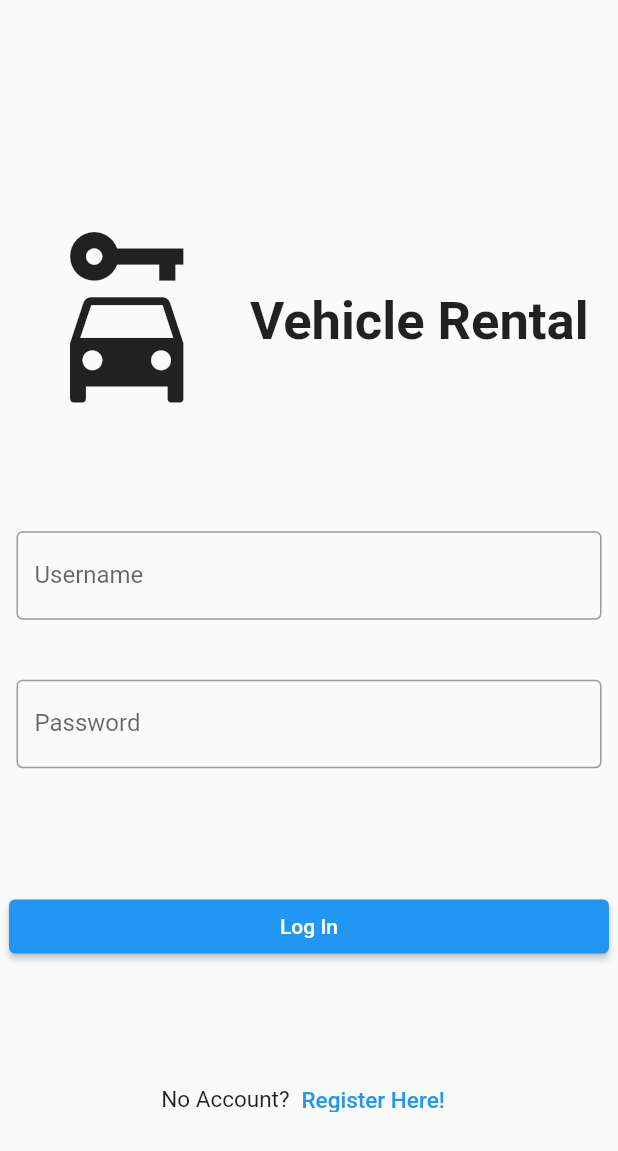
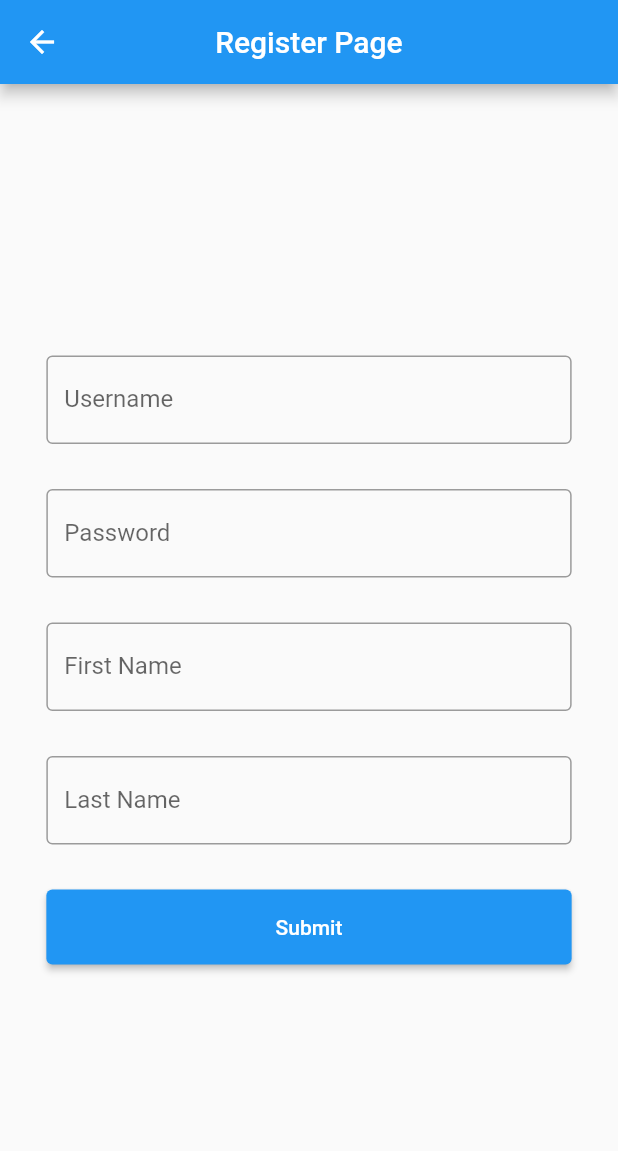
Before and after one commit to MarkTalandron19/vehicle_rental_tester, a Flutter app: the LogInPage screen opened directly, after a tap on "Register Here!", on a phone screen of 412 x 824 dp. Shown: the top 1151 px of the screen. Run offline on Flutter 3.47's test engine with Material 2 defaults, Android fonts, the phone set to English and light mode, and no system bars.

Commit message:
made register page and log in page improvement

```diff
--- a/lib/main.dart
+++ b/lib/main.dart
@@ -1,7 +1,7 @@
 import 'package:flutter/material.dart';
 import 'package:vehicle_rental/screens/availablecars.dart';
-import 'package:vehicle_rental/screens/homepage.dart';
 import 'package:vehicle_rental/screens/loginpage.dart';
+import 'package:vehicle_rental/screens/registerpage.dart';
 
 void main() {
   runApp(const MyApp());
@@ -17,7 +17,7 @@ class MyApp extends StatelessWidget {
         primarySwatch: Colors.blue,
       ),
       initialRoute: '/',
-      routes: {'/': (context) => const AvailableCars()},
+      routes: {'/': (context) => const LogInPage()},
     );
   }
 }
--- /dev/null
+++ b/lib/models/account.dart
@@ -0,0 +1,36 @@
+class Account {
+  final String accountID;
+  final String username;
+  final String password;
+  final String firstName;
+  final String lastName;
+  final String accountRole;
+
+  Account(
+      {required this.accountID,
+      required this.username,
+      required this.password,
+      required this.firstName,
+      required this.lastName,
+      required this.accountRole});
+
+  factory Account.fromJson(Map<String, dynamic> json) {
+    return Account(
+      accountID: json['accountID'],
+      username: json['username'],
+      password: json['password'],
+      firstName: json['firstName'],
+      lastName: json['lastName'],
+      accountRole: json['accountRole'],
+    );
+  }
+
+  Map<String, dynamic> toJson() => {
+        'accountID': accountID,
+        'username': username,
+        'password': password,
+        'firstName': firstName,
+        'lastName': lastName,
+        'accountRole': accountRole,
+      };
+}
--- a/lib/screens/loginpage.dart
+++ b/lib/screens/loginpage.dart
@@ -1,12 +1,15 @@
 import 'package:flutter/material.dart';
 import 'package:flutter/src/widgets/framework.dart';
 import 'package:flutter/src/widgets/placeholder.dart';
+import 'package:vehicle_rental/screens/registerpage.dart';
 
 class LogInPage extends StatelessWidget {
   const LogInPage({super.key});
 
   @override
   Widget build(BuildContext context) {
+    var size = MediaQuery.of(context).size;
+    var width = size.width;
     return SafeArea(
       child: Scaffold(
         body: Center(
@@ -16,72 +19,55 @@ class LogInPage extends StatelessWidget {
               const SizedBox(
                 height: 0,
               ),
-              Flexible(
-                flex: 4,
-                child: SizedBox(
-                  width: 390,
+              SizedBox(
+                width: width,
                 child: Row(
-                    mainAxisAlignment: MainAxisAlignment.spaceAround,
                   children: const [
-                      Flexible(
-                        flex: 5,
-                        child: Icon(
+                    Icon(
                       Icons.car_rental,
                       size: 130,
                     ),
-                      ),
-                      Flexible(
-                          flex: 7,
-                          child: Text(
+                    Text(
                       'Vehicle Rental',
                       style: TextStyle(
                         fontSize: 35,
                         fontWeight: FontWeight.bold,
                       ),
-                          ))
+                    ),
                   ],
                 ),
               ),
-              ),
-              Flexible(
-                flex: 5,
-                child: SizedBox(
-                  width: 390,
-                  child: Column(
-                    children: const [
+              Column(
+                children: [
                   SizedBox(
-                        child: TextField(
+                    width: width * .85,
+                    child: const TextField(
                       decoration: InputDecoration(
-                              border: OutlineInputBorder(),
-                              labelText: 'Username'),
+                          border: OutlineInputBorder(), labelText: 'Username'),
                     ),
                   ),
-                      SizedBox(
-                        height: 40,
+                  const SizedBox(
+                    height: 30,
                   ),
                   SizedBox(
-                        child: TextField(
+                    width: width * .85,
+                    child: const TextField(
                       obscureText: true,
                       decoration: InputDecoration(
-                              border: OutlineInputBorder(),
-                              labelText: 'Password',
-                            )),
-                      )
+                          border: OutlineInputBorder(), labelText: 'Password'),
+                    ),
+                  ),
                 ],
               ),
-                ),
-              ),
-              Flexible(
-                  flex: 15,
-                  child: SizedBox(
-                    width: 400,
+              SizedBox(
+                width: width * .85,
+                height: 50,
                 child: ElevatedButton(
                   onPressed: () {},
                   child: const Text('Log In'),
                 ),
-                  )),
-              Flexible(
-                  child: Row(
+              ),
+              Row(
                 mainAxisAlignment: MainAxisAlignment.center,
                 children: [
                   const Text(
@@ -91,7 +77,10 @@ class LogInPage extends StatelessWidget {
                     ),
                   ),
                   TextButton(
-                    onPressed: () {},
+                    onPressed: () {
+                      Navigator.of(context).push(MaterialPageRoute(
+                          builder: (context) => const RegisterPage()));
+                    },
                     child: const Text(
                       'Register Here!',
                       style: TextStyle(
@@ -100,7 +89,7 @@ class LogInPage extends StatelessWidget {
                     ),
                   )
                 ],
-              ))
+              ),
             ],
           ),
         ),
--- /dev/null
+++ b/lib/screens/registerpage.dart
@@ -0,0 +1,76 @@
+import 'package:flutter/material.dart';
+
+class RegisterPage extends StatelessWidget {
+  const RegisterPage({super.key});
+
+  @override
+  Widget build(BuildContext context) {
+    var size = MediaQuery.of(context).size;
+    var width = size.width;
+    return Scaffold(
+      appBar: AppBar(
+        centerTitle: true,
+        title: const Text('Register Page'),
+      ),
+      body: Center(
+        child: Column(
+          mainAxisAlignment: MainAxisAlignment.center,
+          crossAxisAlignment: CrossAxisAlignment.center,
+          children: [
+            SizedBox(
+              width: width * .85,
+              child: const TextField(
+                decoration: InputDecoration(
+                    border: OutlineInputBorder(), labelText: 'Username'),
+              ),
+            ),
+            const SizedBox(
+              height: 30,
+            ),
+            SizedBox(
+              width: width * .85,
+              child: const TextField(
+                obscureText: true,
+                decoration: InputDecoration(
+                  border: OutlineInputBorder(),
+                  labelText: 'Password',
+                ),
+              ),
+            ),
+            const SizedBox(
+              height: 30,
+            ),
+            SizedBox(
+              width: width * .85,
+              child: const TextField(
+                decoration: InputDecoration(
+                    border: OutlineInputBorder(), labelText: 'First Name'),
+              ),
+            ),
+            const SizedBox(
+              height: 30,
+            ),
+            SizedBox(
+              width: width * .85,
+              child: const TextField(
+                decoration: InputDecoration(
+                    border: OutlineInputBorder(), labelText: 'Last Name'),
+              ),
+            ),
+            const SizedBox(
+              height: 30,
+            ),
+            SizedBox(
+              width: width * .85,
+              height: 50,
+              child: ElevatedButton(
+                onPressed: () {},
+                child: const Text('Submit'),
+              ),
+            ),
+          ],
+        ),
+      ),
+    );
+  }
+}
```
Lines whose indentation alone changed are shown as unchanged.
